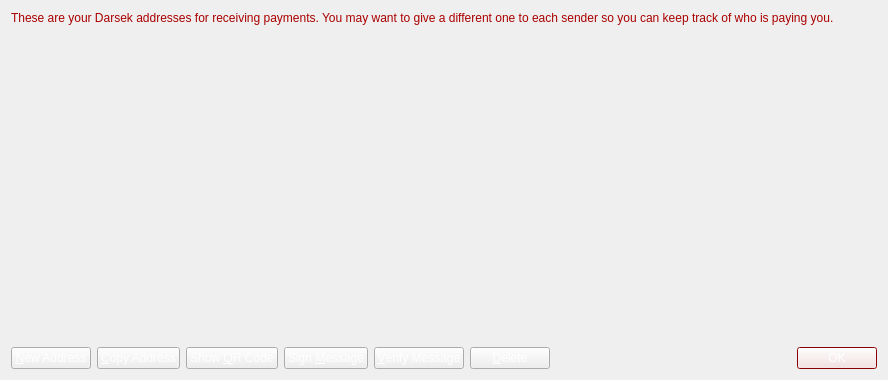
This is src/qt/forms/addressbookpage.ui in scificryptocoin/Darsek as Qt 5 draws it before an edit. The edited form follows.
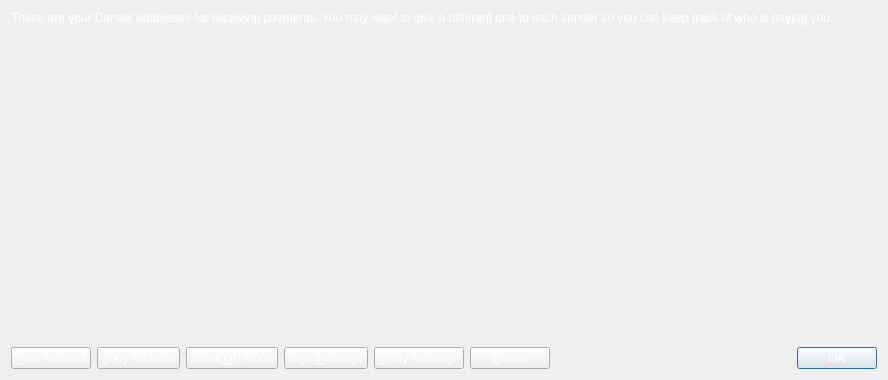
This is the edited form. Icons and pictures are not drawn.

Patch:
```diff
--- a/src/qt/forms/addressbookpage.ui
+++ b/src/qt/forms/addressbookpage.ui
@@ -13,6 +13,33 @@
   <property name="palette">
    <palette>
     <active>
+     <colorrole role="WindowText">
+      <brush brushstyle="SolidPattern">
+       <color alpha="255">
+        <red>255</red>
+        <green>255</green>
+        <blue>255</blue>
+       </color>
+      </brush>
+     </colorrole>
+     <colorrole role="Text">
+      <brush brushstyle="SolidPattern">
+       <color alpha="255">
+        <red>255</red>
+        <green>255</green>
+        <blue>255</blue>
+       </color>
+      </brush>
+     </colorrole>
+     <colorrole role="ButtonText">
+      <brush brushstyle="SolidPattern">
+       <color alpha="255">
+        <red>255</red>
+        <green>255</green>
+        <blue>255</blue>
+       </color>
+      </brush>
+     </colorrole>
      <colorrole role="Highlight">
       <brush brushstyle="SolidPattern">
        <color alpha="255">
@@ -24,6 +51,33 @@
      </colorrole>
     </active>
     <inactive>
+     <colorrole role="WindowText">
+      <brush brushstyle="SolidPattern">
+       <color alpha="255">
+        <red>255</red>
+        <green>255</green>
+        <blue>255</blue>
+       </color>
+      </brush>
+     </colorrole>
+     <colorrole role="Text">
+      <brush brushstyle="SolidPattern">
+       <color alpha="255">
+        <red>255</red>
+        <green>255</green>
+        <blue>255</blue>
+       </color>
+      </brush>
+     </colorrole>
+     <colorrole role="ButtonText">
+      <brush brushstyle="SolidPattern">
+       <color alpha="255">
+        <red>255</red>
+        <green>255</green>
+        <blue>255</blue>
+       </color>
+      </brush>
+     </colorrole>
      <colorrole role="Highlight">
       <brush brushstyle="SolidPattern">
        <color alpha="255">
@@ -35,6 +89,33 @@
      </colorrole>
     </inactive>
     <disabled>
+     <colorrole role="WindowText">
+      <brush brushstyle="SolidPattern">
+       <color alpha="255">
+        <red>255</red>
+        <green>255</green>
+        <blue>255</blue>
+       </color>
+      </brush>
+     </colorrole>
+     <colorrole role="Text">
+      <brush brushstyle="SolidPattern">
+       <color alpha="255">
+        <red>255</red>
+        <green>255</green>
+        <blue>255</blue>
+       </color>
+      </brush>
+     </colorrole>
+     <colorrole role="ButtonText">
+      <brush brushstyle="SolidPattern">
+       <color alpha="255">
+        <red>255</red>
+        <green>255</green>
+        <blue>255</blue>
+       </color>
+      </brush>
+     </colorrole>
      <colorrole role="Highlight">
       <brush brushstyle="SolidPattern">
        <color alpha="255">
@@ -51,7 +132,8 @@
    <string>Address Book</string>
   </property>
   <property name="styleSheet">
-   <string notr="true">background-image: url(:/images/back);</string>
+   <string notr="true">background-image: url(:/images/back);
+color: rgb(255, 255, 255);</string>
   </property>
   <layout class="QVBoxLayout" name="verticalLayout">
    <item>
@@ -62,9 +144,27 @@
         <colorrole role="WindowText">
          <brush brushstyle="SolidPattern">
           <color alpha="255">
-           <red>170</red>
-           <green>0</green>
-           <blue>0</blue>
+           <red>255</red>
+           <green>255</green>
+           <blue>255</blue>
+          </color>
+         </brush>
+        </colorrole>
+        <colorrole role="Text">
+         <brush brushstyle="SolidPattern">
+          <color alpha="255">
+           <red>255</red>
+           <green>255</green>
+           <blue>255</blue>
+          </color>
+         </brush>
+        </colorrole>
+        <colorrole role="ButtonText">
+         <brush brushstyle="SolidPattern">
+          <color alpha="255">
+           <red>255</red>
+           <green>255</green>
+           <blue>255</blue>
           </color>
          </brush>
         </colorrole>
@@ -73,9 +173,27 @@
         <colorrole role="WindowText">
          <brush brushstyle="SolidPattern">
           <color alpha="255">
-           <red>170</red>
-           <green>0</green>
-           <blue>0</blue>
+           <red>255</red>
+           <green>255</green>
+           <blue>255</blue>
+          </color>
+         </brush>
+        </colorrole>
+        <colorrole role="Text">
+         <brush brushstyle="SolidPattern">
+          <color alpha="255">
+           <red>255</red>
+           <green>255</green>
+           <blue>255</blue>
+          </color>
+         </brush>
+        </colorrole>
+        <colorrole role="ButtonText">
+         <brush brushstyle="SolidPattern">
+          <color alpha="255">
+           <red>255</red>
+           <green>255</green>
+           <blue>255</blue>
           </color>
          </brush>
         </colorrole>
@@ -84,9 +202,27 @@
         <colorrole role="WindowText">
          <brush brushstyle="SolidPattern">
           <color alpha="255">
-           <red>132</red>
-           <green>132</green>
-           <blue>132</blue>
+           <red>255</red>
+           <green>255</green>
+           <blue>255</blue>
+          </color>
+         </brush>
+        </colorrole>
+        <colorrole role="Text">
+         <brush brushstyle="SolidPattern">
+          <color alpha="255">
+           <red>255</red>
+           <green>255</green>
+           <blue>255</blue>
+          </color>
+         </brush>
+        </colorrole>
+        <colorrole role="ButtonText">
+         <brush brushstyle="SolidPattern">
+          <color alpha="255">
+           <red>255</red>
+           <green>255</green>
+           <blue>255</blue>
           </color>
          </brush>
         </colorrole>
@@ -1244,6 +1380,12 @@
          </disabled>
         </palette>
        </property>
+       <property name="autoFillBackground">
+        <bool>false</bool>
+       </property>
+       <property name="styleSheet">
+        <string notr="true">color:rgb(255, 255, 255)</string>
+       </property>
        <property name="standardButtons">
         <set>QDialogButtonBox::Ok</set>
        </property>
```
Left out of the diff: 361 changed lines with no effect on the pictures.
